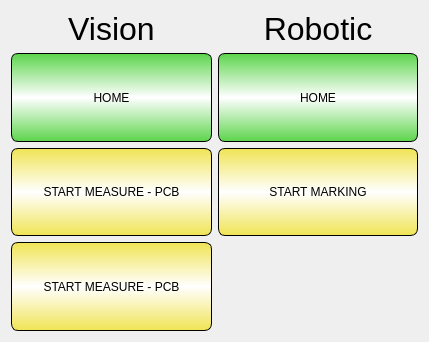
The window that mediscara/mediscara/scripts/widgets/layout/collab_control.ui (ppuska/mediscara) describes before a commit, drawn with Qt 5.
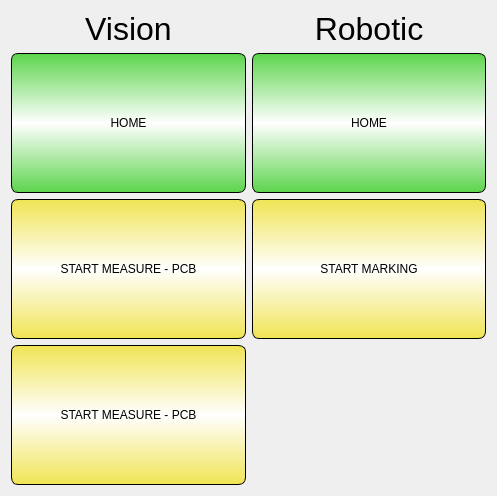
The same window after the commit. Icons and pictures are not drawn.

Commit message: added logo to control screen

Patch:
```diff
--- a/mediscara/mediscara/scripts/widgets/layout/collab_control.ui
+++ b/mediscara/mediscara/scripts/widgets/layout/collab_control.ui
@@ -6,8 +6,8 @@
    <rect>
     <x>0</x>
     <y>0</y>
-    <width>429</width>
-    <height>342</height>
+    <width>497</width>
+    <height>496</height>
    </rect>
   </property>
   <property name="windowTitle">
@@ -190,6 +190,16 @@
      </property>
     </widget>
    </item>
+   <item row="3" column="1">
+    <widget class="QLabel" name="label_3">
+     <property name="styleSheet">
+      <string notr="true">image: url(:/images/logo);</string>
+     </property>
+     <property name="text">
+      <string/>
+     </property>
+    </widget>
+   </item>
   </layout>
  </widget>
  <resources/>
```
Left out of the diff: 4 changed lines with no effect on the pictures. The commit also changes 5 other files.
